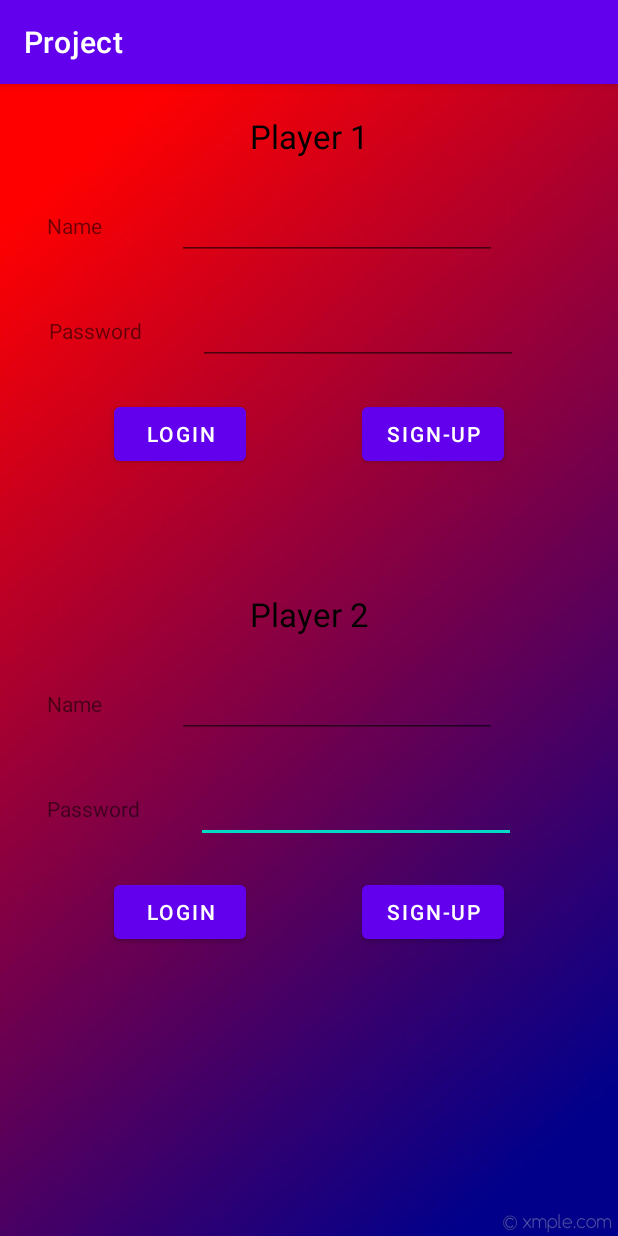
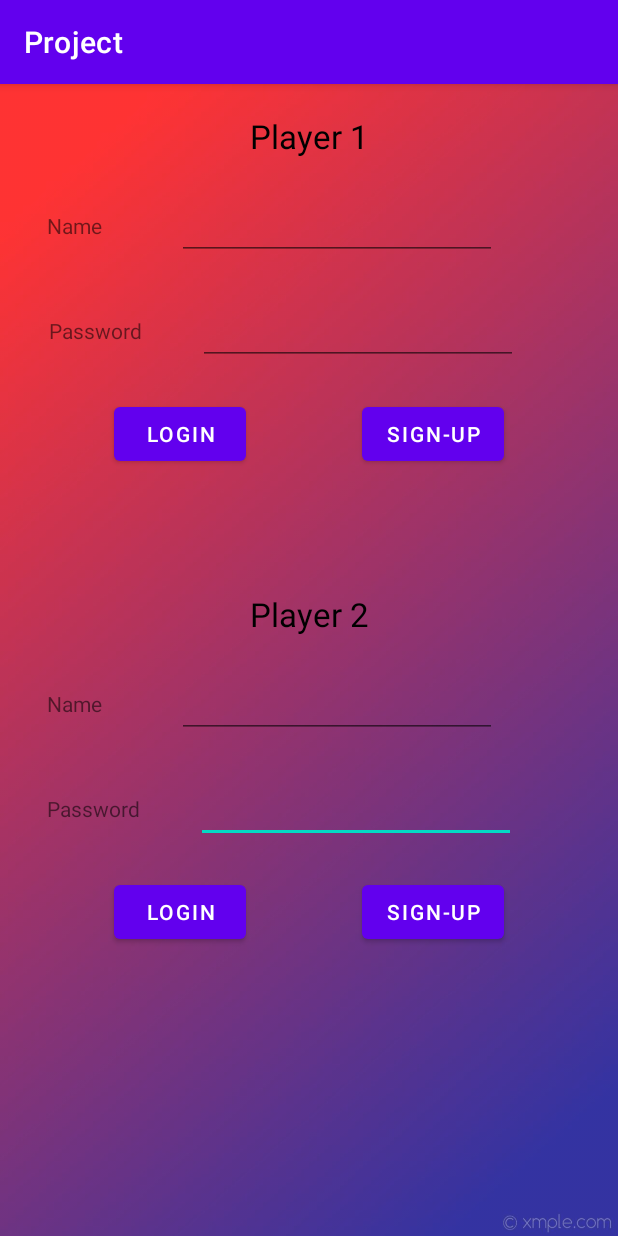
Before and after one commit to SMahdiFaghih/MobileGroup, an Android app: the screen it shows after launch (MainActivity), on a phone screen of 412 x 824 dp. Run offline under Robolectric (Android 15) with nearby library versions, the phone set to English and light mode, and no system bars.

Commit message:
changed olpha value of background image

```diff
--- a/Project/app/src/main/res/layout/fragment_login.xml
+++ b/Project/app/src/main/res/layout/fragment_login.xml
@@ -10,7 +10,8 @@
         android:layout_width="match_parent"
         android:layout_height="match_parent"
         android:src="@drawable/login_background_image"
-        android:scaleType="fitXY">
+        android:scaleType="fitXY"
+        android:alpha="0.8">
 
     </ImageView>
 
```
